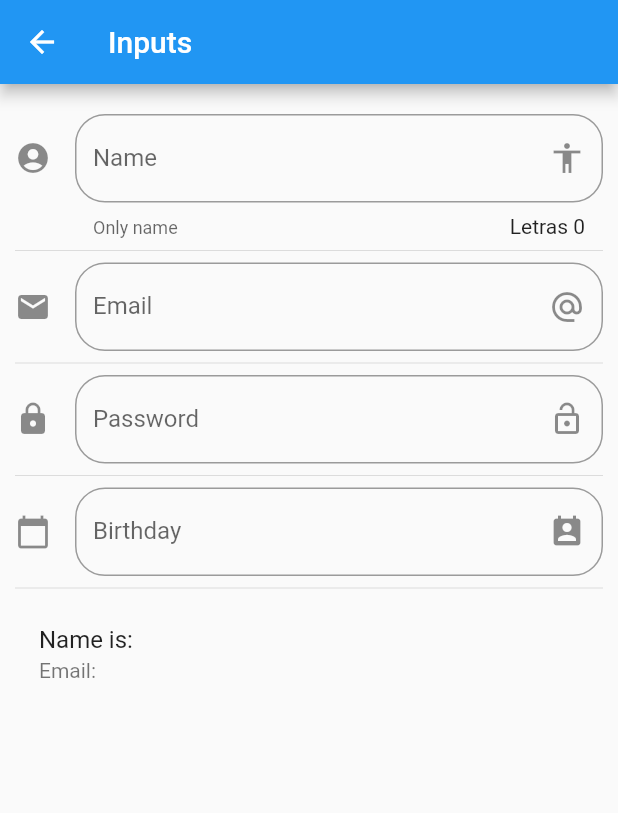
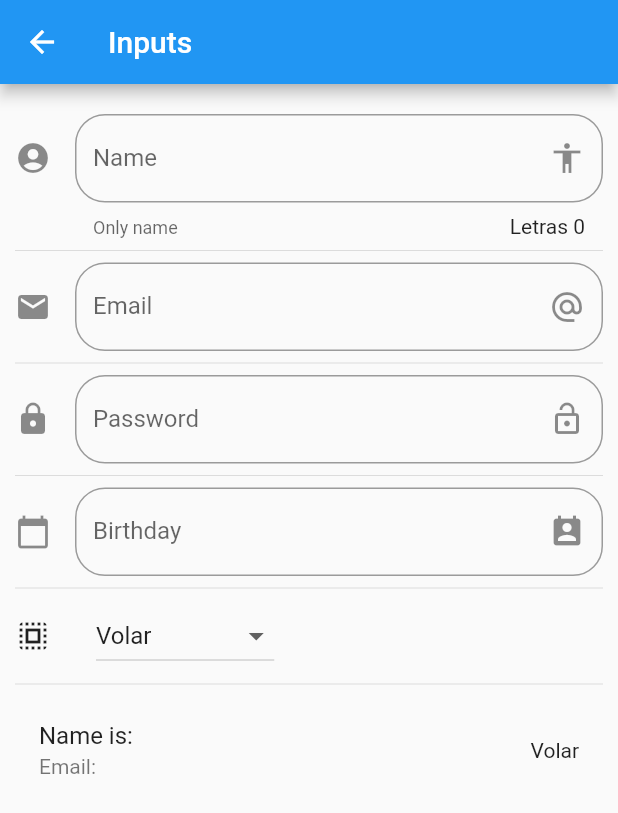
Before and after one commit to SuelioPinho/components, a Flutter app: the InputPage screen opened by its route, on a phone screen of 412 x 824 dp. Shown: the top 813 px of the screen. Run offline on Flutter 3.47's test engine with Material 2 defaults, Android fonts, the phone set to English and light mode, and no system bars.

Commit message:
Finished inputs

```diff
--- a/lib/src/pages/input_page.dart
+++ b/lib/src/pages/input_page.dart
@@ -10,6 +10,9 @@ class _InputPageState extends State<InputPage> {
   String _nombre = "";
   String _email = "";
   String _birthday = "";
+  String _optionSelected = "Volar";
+
+  List _powers = ['Volar', 'Rayos X', 'Super Aliento', 'Super Furza'];
 
   TextEditingController _inputFieldDateController = new TextEditingController();
 
@@ -29,6 +32,8 @@ class _InputPageState extends State<InputPage> {
           _createPassword(),
           Divider(),
           _createBirthday(context),
+          Divider(),
+          _createDropdown(),
           Divider(),
           _createPersona()
         ],
@@ -59,6 +64,7 @@ class _InputPageState extends State<InputPage> {
     return ListTile(
       title: Text('Name is: $_nombre'),
       subtitle: Text('Email: $_email'),
+      trailing: Text(_optionSelected),
     );
   }
 
@@ -88,6 +94,32 @@ class _InputPageState extends State<InputPage> {
           labelText: 'Password',
           suffixIcon: Icon(Icons.lock_open),
           icon: Icon(Icons.lock)),
+    );
+  }
+
+  List<DropdownMenuItem<String>> getDropdownOptions() {
+    List<DropdownMenuItem<String>> list = new List();
+    _powers.forEach((power) {
+      list.add(DropdownMenuItem(child: Text(power), value: power));
+    });
+
+    return list;
+  }
+
+  Widget _createDropdown() {
+    return Row(
+      children: [
+        Icon(Icons.select_all),
+        SizedBox(width: 30.0),
+        DropdownButton(
+            value: _optionSelected,
+            items: getDropdownOptions(),
+            onChanged: (opt) {
+              setState(() {
+                _optionSelected = opt;
+              });
+            }),
+      ],
     );
   }
 
```
